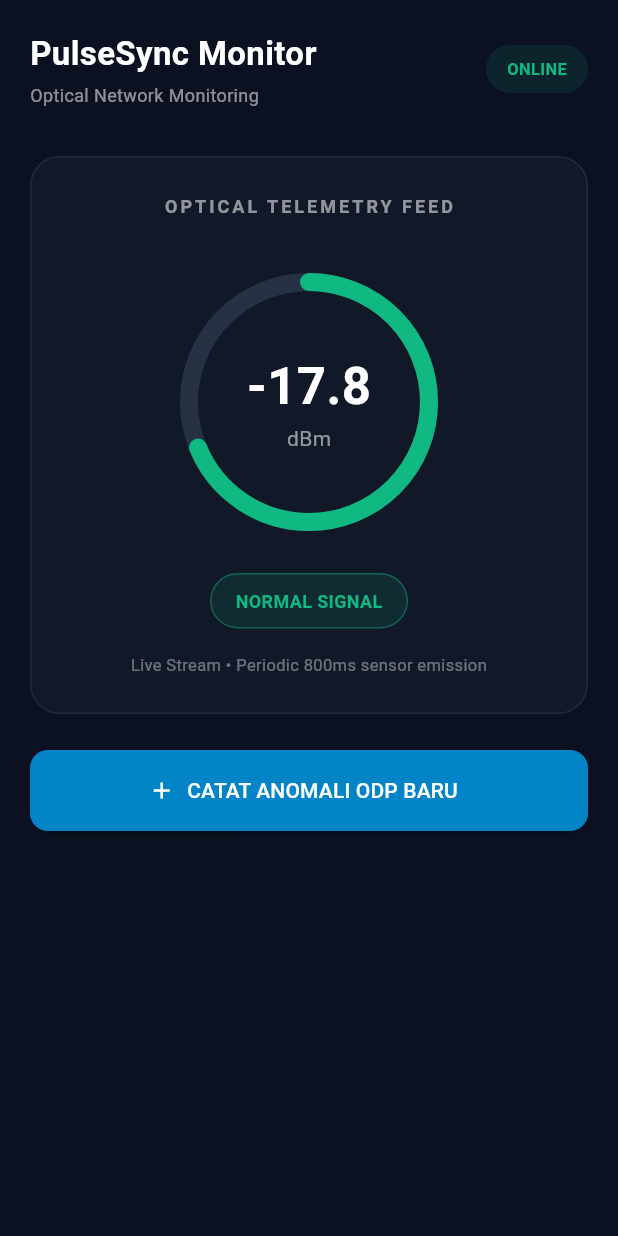
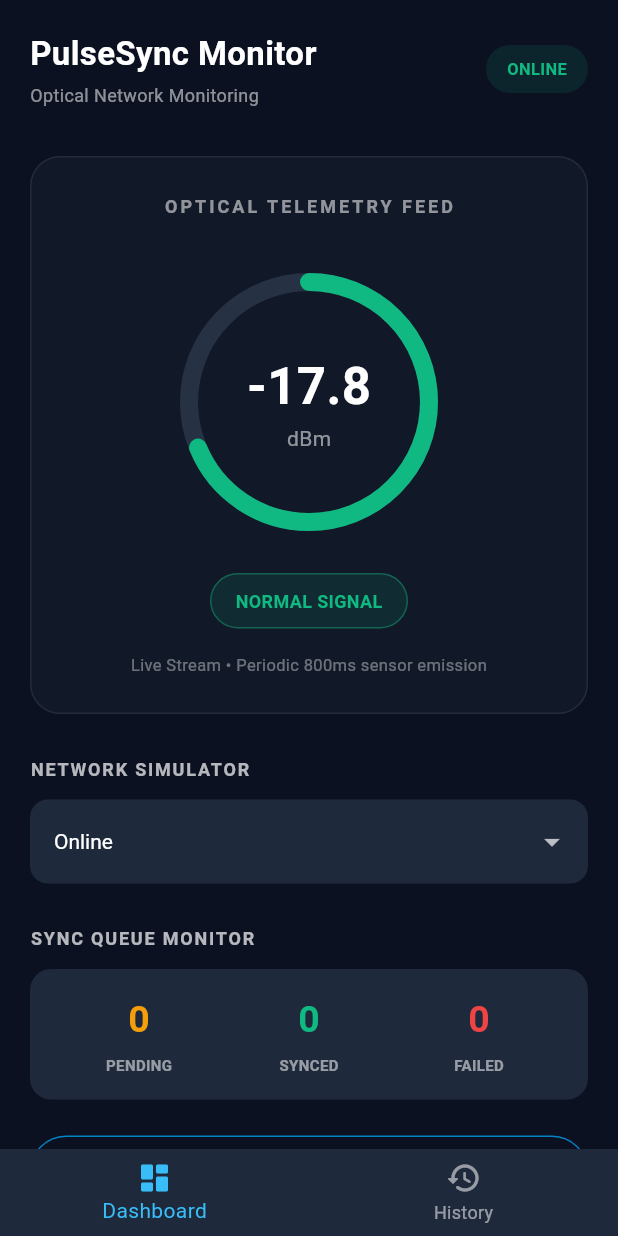
Before and after one commit to Puderta-2202/pulsesync, a Flutter app: the screen it shows after launch, on a phone screen of 412 x 824 dp. Run offline on Flutter 3.47's test engine with Material 3 defaults, Android fonts, the phone set to English and light mode, and no system bars; our stand-ins replace flutter_riverpod, sqflite; accounts and stored records are empty.

Commit message:
feat: add anomaly history navigation

```diff
--- a/lib/features/anomaly/data/services/network_simulator_service.dart
+++ b/lib/features/anomaly/data/services/network_simulator_service.dart
@@ -31,7 +31,6 @@ class NetworkSimulatorService {
       case NetworkStatus.unstable:
         await Future.delayed(_responseDelay);
 
-        // Simulasi peluang kegagalan sebesar 50%.
         if (_random.nextBool()) {
           throw const NetworkSimulationException(
             'Simulasi jaringan tidak stabil: request timeout.',
--- a/lib/features/anomaly/domain/repositories/anomaly_repository.dart
+++ b/lib/features/anomaly/domain/repositories/anomaly_repository.dart
@@ -8,6 +8,8 @@ abstract class AnomalyRepository {
   /// Mengambil seluruh antrean yang masih pending berdasarkan FIFO.
   Future<List<QueuedAnomaly>> getPendingAnomalies();
 
+  Future<List<QueuedAnomaly>> getAllAnomalies();
+
   /// Memperbarui status sinkronisasi suatu antrean.
   Future<void> updateSyncStatus(int id, String status);
 
--- /dev/null
+++ b/lib/features/anomaly/presentation/providers/anomaly_queue_providers.dart
@@ -0,0 +1,44 @@
+import 'package:flutter_riverpod/flutter_riverpod.dart';
+
+import '../../domain/entities/queued_anomaly.dart';
+import 'anomaly_providers.dart';
+
+final anomalyQueueProvider =
+    FutureProvider<List<QueuedAnomaly>>((ref) async {
+  final repository = ref.watch(anomalyRepositoryProvider);
+
+  return repository.getAllAnomalies();
+});
+
+final pendingQueueCountProvider = Provider<int>((ref) {
+  final queue = ref.watch(anomalyQueueProvider);
+
+  return queue.maybeWhen(
+    data: (items) => items
+        .where((item) => item.syncStatus == 'pending')
+        .length,
+    orElse: () => 0,
+  );
+});
+
+final syncedQueueCountProvider = Provider<int>((ref) {
+  final queue = ref.watch(anomalyQueueProvider);
+
+  return queue.maybeWhen(
+    data: (items) => items
+        .where((item) => item.syncStatus == 'synced')
+        .length,
+    orElse: () => 0,
+  );
+});
+
+final failedQueueCountProvider = Provider<int>((ref) {
+  final queue = ref.watch(anomalyQueueProvider);
+
+  return queue.maybeWhen(
+    data: (items) => items
+        .where((item) => item.syncStatus == 'failed')
+        .length,
+    orElse: () => 0,
+  );
+});
--- a/lib/features/telemetry/presentation/telemetry_dashboard_screen.dart
+++ b/lib/features/telemetry/presentation/telemetry_dashboard_screen.dart
@@ -1,15 +1,31 @@
 import 'package:flutter/material.dart';
 import 'package:flutter_riverpod/flutter_riverpod.dart';
 
+import '../../anomaly/presentation/providers/anomaly_providers.dart';
+import '../../anomaly/presentation/providers/anomaly_queue_providers.dart';
+import '../../anomaly/presentation/widgets/anomaly_form.dart';
+import '../../anomaly/domain/entities/network_status.dart';
+import 'providers/telemetry_providers.dart';
 import 'widgets/telemetry_card.dart';
-import '../../anomaly/presentation/widgets/anomaly_form.dart';
-import 'providers/telemetry_providers.dart';
 
 class TelemetryDashboardScreen extends ConsumerWidget {
   const TelemetryDashboardScreen({super.key});
 
   @override
   Widget build(BuildContext context, WidgetRef ref) {
+    final networkStatus = ref.watch(networkStatusProvider);
+
+    // Sinkronisasi otomatis ketika jaringan berubah Offline -> Online.
+    ref.listen<NetworkStatus>(
+      networkStatusProvider,
+      (previous, next) async {
+        if (previous == NetworkStatus.offline &&
+            next == NetworkStatus.online) {
+          await _syncQueue(ref);
+        }
+      },
+    );
+
     return Scaffold(
       backgroundColor: const Color(0xFF0B1120),
       body: SafeArea(
@@ -42,35 +58,77 @@ class TelemetryDashboardScreen extends ConsumerWidget {
                       ),
                     ],
                   ),
-                  Container(
-                    padding: const EdgeInsets.symmetric(
-                      horizontal: 14,
-                      vertical: 8,
-                    ),
-                    decoration: BoxDecoration(
-                      color: const Color(0xFF10B981)
-                          .withValues(alpha: 0.12),
-                      borderRadius: BorderRadius.circular(20),
-                    ),
-                    child: const Text(
-                      'ONLINE',
-                      style: TextStyle(
-                        color: Color(0xFF10B981),
-                        fontSize: 11,
-                        fontWeight: FontWeight.bold,
-                      ),
-                    ),
-                  ),
+                  _NetworkBadge(status: networkStatus),
                 ],
               ),
+
               const SizedBox(height: 32),
+
               const TelemetryCard(),
+
+              const SizedBox(height: 28),
+
+              _sectionTitle('NETWORK SIMULATOR'),
+              const SizedBox(height: 12),
+
+              DropdownButtonFormField<NetworkStatus>(
+                initialValue: networkStatus,
+                dropdownColor: const Color(0xFF1E293B),
+                decoration: InputDecoration(
+                  filled: true,
+                  fillColor: const Color(0xFF1E293B),
+                  border: OutlineInputBorder(
+                    borderRadius: BorderRadius.circular(12),
+                    borderSide: BorderSide.none,
+                  ),
+                ),
+                style: const TextStyle(color: Colors.white),
+                items: NetworkStatus.values.map((status) {
+                  return DropdownMenuItem(
+                    value: status,
+                    child: Text(status.label),
+                  );
+                }).toList(),
+                onChanged: (status) {
+                  if (status != null) {
+                    ref.read(networkStatusProvider.notifier).state =
+                        status;
+                  }
+                },
+              ),
+
+              const SizedBox(height: 28),
+
+              _sectionTitle('SYNC QUEUE MONITOR'),
+              const SizedBox(height: 12),
+
+              _QueueMonitor(),
+
               const SizedBox(height: 24),
+
+              SizedBox(
+                width: double.infinity,
+                height: 48,
+                child: OutlinedButton.icon(
+                  onPressed: networkStatus == NetworkStatus.offline
+                      ? null
+                      : () => _syncQueue(ref),
+                  icon: const Icon(Icons.sync),
+                  label: const Text('SYNC NOW'),
+                  style: OutlinedButton.styleFrom(
+                    foregroundColor: Colors.white,
+                    side: const BorderSide(color: Color(0xFF0284C7)),
+                  ),
+                ),
+              ),
+
+              const SizedBox(height: 28),
+
               SizedBox(
                 width: double.infinity,
                 height: 54,
                 child: ElevatedButton.icon(
-                  onPressed: () {
+                  onPressed: () async {
                     final reading =
                         ref.read(opticalReadingsProvider).asData?.value;
 
@@ -85,10 +143,14 @@ class TelemetryDashboardScreen extends ConsumerWidget {
                       return;
                     }
 
-                    AnomalyForm.show(
+                    final result = await AnomalyForm.show(
                       context,
                       signalDbm: reading.valueDbm,
                     );
+
+                    if (result == true) {
+                      ref.invalidate(anomalyQueueProvider);
+                    }
                   },
                   icon: const Icon(Icons.add),
                   label: const Text('CATAT ANOMALI ODP BARU'),
@@ -107,4 +169,137 @@ class TelemetryDashboardScreen extends ConsumerWidget {
       ),
     );
   }
+
+  static Future<void> _syncQueue(WidgetRef ref) async {
+    final status = ref.read(networkStatusProvider);
+
+    if (status == NetworkStatus.offline) return;
+
+    final syncService = ref.read(anomalySyncServiceProvider);
+
+    await syncService.syncPendingQueue(status);
+
+    ref.invalidate(anomalyQueueProvider);
+  }
+
+  Widget _sectionTitle(String title) {
+    return Text(
+      title,
+      style: const TextStyle(
+        color: Colors.white70,
+        fontSize: 12,
+        fontWeight: FontWeight.bold,
+        letterSpacing: 1.2,
+      ),
+    );
+  }
 }
+
+class _NetworkBadge extends StatelessWidget {
+  final NetworkStatus status;
+
+  const _NetworkBadge({required this.status});
+
+  @override
+  Widget build(BuildContext context) {
+    final color = switch (status) {
+      NetworkStatus.online => const Color(0xFF10B981),
+      NetworkStatus.unstable => const Color(0xFFF59E0B),
+      NetworkStatus.offline => const Color(0xFFEF4444),
+    };
+
+    return Container(
+      padding: const EdgeInsets.symmetric(
+        horizontal: 14,
+        vertical: 8,
+      ),
+      decoration: BoxDecoration(
+        color: color.withValues(alpha: 0.12),
+        borderRadius: BorderRadius.circular(20),
+      ),
+      child: Text(
+        status.label.toUpperCase(),
+        style: TextStyle(
+          color: color,
+          fontSize: 11,
+          fontWeight: FontWeight.bold,
+        ),
+      ),
+    );
+  }
+}
+
+class _QueueMonitor extends ConsumerWidget {
+  @override
+  Widget build(BuildContext context, WidgetRef ref) {
+    final pending = ref.watch(pendingQueueCountProvider);
+    final synced = ref.watch(syncedQueueCountProvider);
+    final failed = ref.watch(failedQueueCountProvider);
+
+    return Container(
+      padding: const EdgeInsets.all(16),
+      decoration: BoxDecoration(
+        color: const Color(0xFF1E293B),
+        borderRadius: BorderRadius.circular(14),
+      ),
+      child: Row(
+        children: [
+          _QueueItem(
+            label: 'PENDING',
+            count: pending,
+            color: const Color(0xFFF59E0B),
+          ),
+          _QueueItem(
+            label: 'SYNCED',
+            count: synced,
+            color: const Color(0xFF10B981),
+          ),
+          _QueueItem(
+            label: 'FAILED',
+            count: failed,
+            color: const Color(0xFFEF4444),
+          ),
+        ],
+      ),
+    );
+  }
+}
+
+class _QueueItem extends StatelessWidget {
+  final String label;
+  final int count;
+  final Color color;
+
+  const _QueueItem({
+    required this.label,
+    required this.count,
+    required this.color,
+  });
+
+  @override
+  Widget build(BuildContext context) {
+    return Expanded(
+      child: Column(
+        children: [
+          Text(
+            count.toString(),
+            style: TextStyle(
+              color: color,
+              fontSize: 25,
+              fontWeight: FontWeight.bold,
+            ),
+          ),
+          const SizedBox(height: 5),
+          Text(
+            label,
+            style: const TextStyle(
+              color: Colors.white54,
+              fontSize: 10,
+              fontWeight: FontWeight.bold,
+            ),
+          ),
+        ],
+      ),
+    );
+  }
+}
--- a/lib/main.dart
+++ b/lib/main.dart
@@ -1,7 +1,6 @@
 import 'package:flutter/material.dart';
 import 'package:flutter_riverpod/flutter_riverpod.dart';
-
-import 'features/telemetry/presentation/telemetry_dashboard_screen.dart';
+import 'presentation/main_navigation_screen.dart';
 
 void main() {
   runApp(
@@ -20,7 +19,7 @@ class PulseSyncApp extends StatelessWidget {
       debugShowCheckedModeBanner: false,
       title: 'PulseSync',
       theme: ThemeData.dark(),
-      home: const TelemetryDashboardScreen(),
+      home: const MainNavigationScreen(),
     );
   }
 }
--- /dev/null
+++ b/lib/presentation/main_navigation_screen.dart
@@ -0,0 +1,52 @@
+import 'package:flutter/material.dart';
+
+import '../features/anomaly/presentation/anomaly_history_screen.dart';
+import '../features/telemetry/presentation/telemetry_dashboard_screen.dart';
+
+class MainNavigationScreen extends StatefulWidget {
+  const MainNavigationScreen({super.key});
+
+  @override
+  State<MainNavigationScreen> createState() =>
+      _MainNavigationScreenState();
+}
+
+class _MainNavigationScreenState extends State<MainNavigationScreen> {
+  int _selectedIndex = 0;
+
+  static const List<Widget> _pages = [
+    TelemetryDashboardScreen(),
+    AnomalyHistoryScreen(),
+  ];
+
+  @override
+  Widget build(BuildContext context) {
+    return Scaffold(
+      body: IndexedStack(
+        index: _selectedIndex,
+        children: _pages,
+      ),
+      bottomNavigationBar: BottomNavigationBar(
+        currentIndex: _selectedIndex,
+        onTap: (index) {
+          setState(() {
+            _selectedIndex = index;
+          });
+        },
+        backgroundColor: const Color(0xFF1E293B),
+        selectedItemColor: const Color(0xFF38BDF8),
+        unselectedItemColor: Colors.white54,
+        items: const [
+          BottomNavigationBarItem(
+            icon: Icon(Icons.dashboard_rounded),
+            label: 'Dashboard',
+          ),
+          BottomNavigationBarItem(
+            icon: Icon(Icons.history_rounded),
+            label: 'History',
+          ),
+        ],
+      ),
+    );
+  }
+}
```
Also changed, not shown: lib/features/anomaly/data/repositories/anomaly_repository_impl.dart (+15 -6 lines), lib/features/anomaly/presentation/anomaly_history_screen.dart (added, +241 -0 lines).
